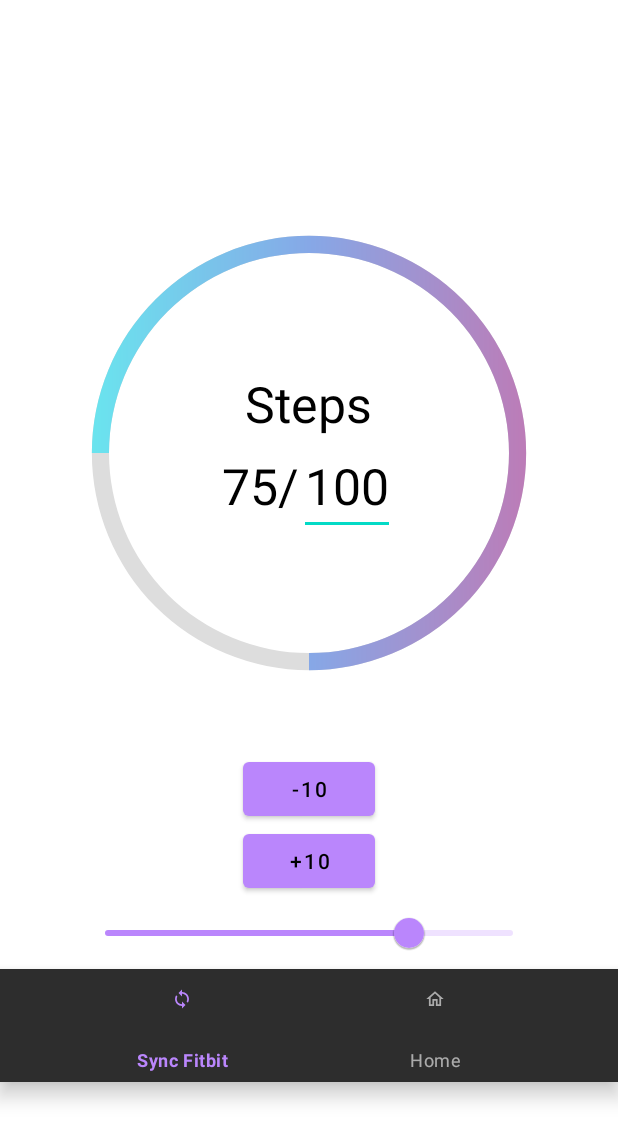
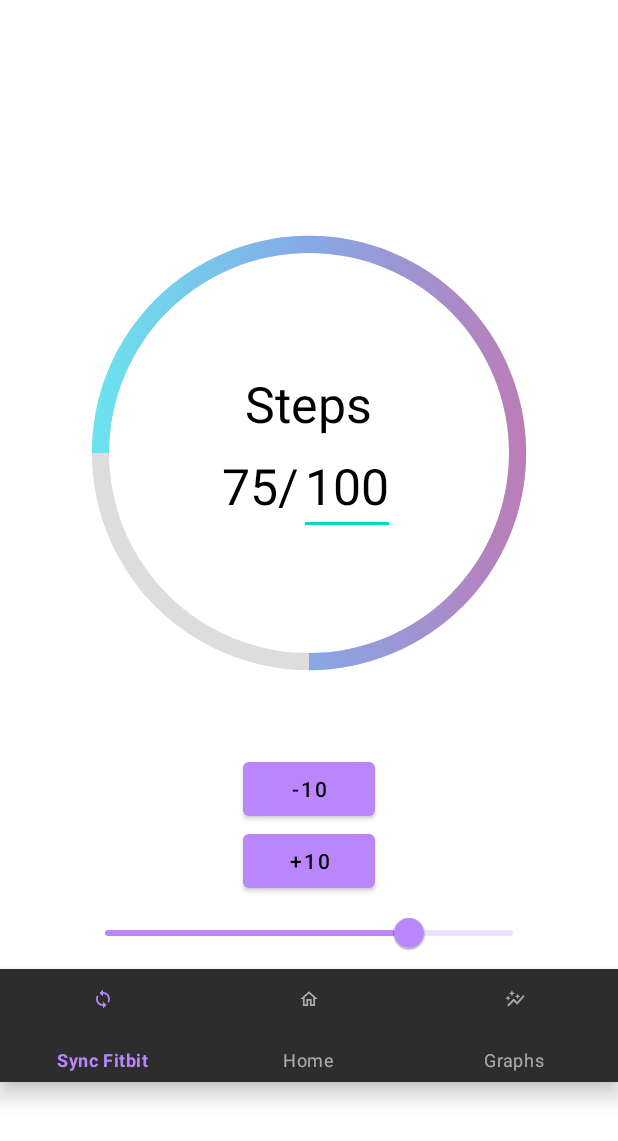
Before and after one commit to SugamB/NextFit-May-2021-, an Android app: the StepsUI screen opened directly, with no data from a screen before it, on a phone screen of 412 x 824 dp. Shown: the top 1141 px of the screen. Run offline under Robolectric (Android 15) with nearby library versions, the phone set to English and light mode, and no system bars; Roboto replaces fonts that are not available here.

Commit message:
added option to see graph in bottom nav bar.

```diff
--- a/app/src/main/java/com/palhackmagic/nextfit/data/Landing.java
+++ b/app/src/main/java/com/palhackmagic/nextfit/data/Landing.java
@@ -27,6 +27,7 @@ import com.palhackmagic.nextfit.R;
 import com.palhackmagic.nextfit.SignUpActivity;
 import com.palhackmagic.nextfit.data.model.Steps;
 import com.palhackmagic.nextfit.profile;
+import com.palhackmagic.nextfit.ui.StepsGraph;
 import com.palhackmagic.nextfit.ui.login.LoginActivity;
 
 import java.util.ArrayList;
@@ -97,6 +98,9 @@ public class Landing extends AppCompatActivity {
                         openCustomTabs(Landing.this,customTabIntent.build(), Uri.parse(url));
                         return true;
                     case R.id.home : return true;
+                    case R.id.graph :
+                        Intent intent = new Intent(getApplicationContext(), StepsGraph.class);
+                        startActivity(intent);
                 }
                 return false;
             }
--- a/app/src/main/java/com/palhackmagic/nextfit/data/Testapi.java
+++ b/app/src/main/java/com/palhackmagic/nextfit/data/Testapi.java
@@ -45,7 +45,7 @@ public class Testapi extends AppCompatActivity {
     @Override
     protected void onCreate(Bundle savedInstanceState) {
         super.onCreate(savedInstanceState);
-        setContentView(R.layout.activity_testapi);
+//        setContentView(R.layout.activity_testapi);
 
         mrootref = FirebaseDatabase.getInstance().getReference();
         mAuth = FirebaseAuth.getInstance();
@@ -280,7 +280,7 @@ public class Testapi extends AppCompatActivity {
                             */
 
 
-
+        /*
         nextButton.setOnClickListener(new View.OnClickListener() {
             @Override
             public void onClick(View v) {
@@ -300,5 +300,7 @@ public class Testapi extends AppCompatActivity {
             }
         });
 
+         */
+        finish();
     }
 }
--- a/app/src/main/java/com/palhackmagic/nextfit/ui/StepsGraph.java
+++ b/app/src/main/java/com/palhackmagic/nextfit/ui/StepsGraph.java
@@ -52,7 +52,6 @@ public class StepsGraph extends AppCompatActivity {
 
 
         Intent intent = getIntent();
-        Bundle bundle = intent.getBundleExtra("BUNDLE");
 
         mAuth = FirebaseAuth.getInstance();
         userId = mAuth.getCurrentUser().getUid();
--- /dev/null
+++ b/app/src/main/res/drawable/ic_graph_foreground.xml
@@ -0,0 +1,15 @@
+<vector xmlns:android="http://schemas.android.com/apk/res/android"
+    android:width="108dp"
+    android:height="108dp"
+    android:viewportWidth="108"
+    android:viewportHeight="108"
+    android:tint="#3A3A3A">
+  <group android:scaleX="2.61"
+      android:scaleY="2.61"
+      android:translateX="22.68"
+      android:translateY="22.68">
+    <path
+        android:fillColor="@android:color/white"
+        android:pathData="M14.06,9.94L12,9l2.06,-0.94L15,6l0.94,2.06L18,9l-2.06,0.94L15,12L14.06,9.94zM4,14l0.94,-2.06L7,11l-2.06,-0.94L4,8l-0.94,2.06L1,11l2.06,0.94L4,14zM8.5,9l1.09,-2.41L12,5.5L9.59,4.41L8.5,2L7.41,4.41L5,5.5l2.41,1.09L8.5,9zM4.5,20.5l6,-6.01l4,4L23,8.93l-1.41,-1.41l-7.09,7.97l-4,-4L3,19L4.5,20.5z"/>
+  </group>
+</vector>
--- a/app/src/main/res/menu/bottom_nav_bar.xml
+++ b/app/src/main/res/menu/bottom_nav_bar.xml
@@ -9,4 +9,9 @@
         android:id="@+id/home"
         android:title="Home"
         android:icon="@drawable/ic_home_foreground"/>
+
+    <item
+        android:id="@+id/graph"
+        android:title="Graphs"
+        android:icon="@drawable/ic_graph_foreground"/>
 </menu>
--- /dev/null
+++ b/app/src/main/res/mipmap-anydpi-v26/ic_graph.xml
@@ -0,0 +1,5 @@
+<?xml version="1.0" encoding="utf-8"?>
+<adaptive-icon xmlns:android="http://schemas.android.com/apk/res/android">
+    <background android:drawable="@drawable/ic_graph_background"/>
+    <foreground android:drawable="@drawable/ic_graph_foreground"/>
+</adaptive-icon>
--- /dev/null
+++ b/app/src/main/res/mipmap-anydpi-v26/ic_graph_round.xml
@@ -0,0 +1,5 @@
+<?xml version="1.0" encoding="utf-8"?>
+<adaptive-icon xmlns:android="http://schemas.android.com/apk/res/android">
+    <background android:drawable="@drawable/ic_graph_background"/>
+    <foreground android:drawable="@drawable/ic_graph_foreground"/>
+</adaptive-icon>
```
Also changed, not shown: app/src/main/res/drawable/ic_graph_background.xml (added, +74 -0 lines), app/src/main/ic_graph-playstore.png (added), app/src/main/res/mipmap-hdpi/ic_graph.png (added), app/src/main/res/mipmap-hdpi/ic_graph_round.png (added), app/src/main/res/mipmap-mdpi/ic_graph.png (added), app/src/main/res/mipmap-mdpi/ic_graph_round.png (added), app/src/main/res/mipmap-xhdpi/ic_graph.png (added), app/src/main/res/mipmap-xhdpi/ic_graph_round.png (added), app/src/main/res/mipmap-xxhdpi/ic_graph.png (added), app/src/main/res/mipmap-xxhdpi/ic_graph_round.png (added), app/src/main/res/mipmap-xxxhdpi/ic_graph.png (added), app/src/main/res/mipmap-xxxhdpi/ic_graph_round.png (added).
